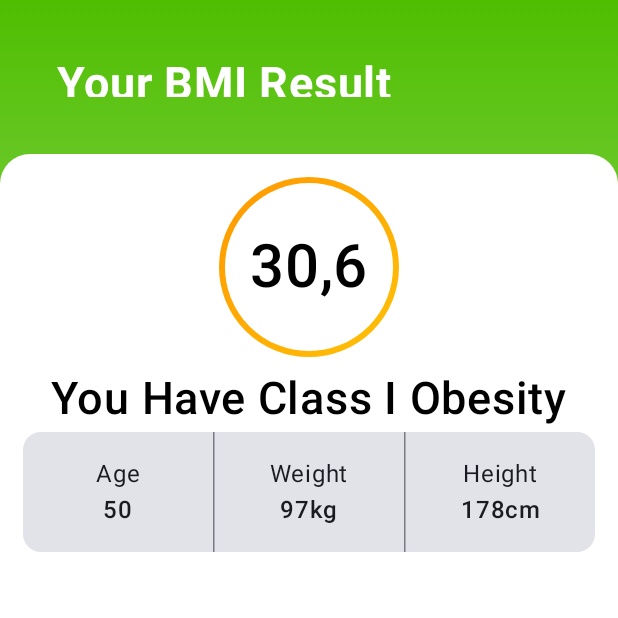
After one commit to GustavoDeodato/bmi-ds2aita, an Android app built with Jetpack Compose: the composable ResultScreen shown on its own in the app's theme, on a phone screen of 412 x 824 dp, the top half of it. The commit adds this screen. Run offline under Robolectric (Android 15) with nearby library versions, the light colour scheme and no system bars.

Commit message:
result quase terminado

```diff
--- /dev/null
+++ b/app/src/main/java/br/senai/sp/jandira/bmi/ResultScreen.kt
@@ -0,0 +1,229 @@
+package br.senai.sp.jandira.bmi
+
+import androidx.compose.foundation.BorderStroke
+import androidx.compose.foundation.background
+import androidx.compose.foundation.layout.Arrangement
+import androidx.compose.foundation.layout.Box
+import androidx.compose.foundation.layout.Column
+import androidx.compose.foundation.layout.Row
+import androidx.compose.foundation.layout.fillMaxSize
+import androidx.compose.foundation.layout.fillMaxWidth
+import androidx.compose.foundation.layout.height
+import androidx.compose.foundation.layout.padding
+import androidx.compose.foundation.layout.size
+import androidx.compose.foundation.shape.CircleShape
+import androidx.compose.foundation.shape.RoundedCornerShape
+import androidx.compose.material3.Card
+import androidx.compose.material3.CardDefaults
+import androidx.compose.material3.Text
+import androidx.compose.material3.VerticalDivider
+import androidx.compose.runtime.Composable
+import androidx.compose.runtime.mutableStateOf
+import androidx.compose.runtime.remember
+import androidx.compose.ui.Alignment
+import androidx.compose.ui.Modifier
+import androidx.compose.ui.graphics.Brush
+import androidx.compose.ui.graphics.Color
+import androidx.compose.ui.res.stringResource
+import androidx.compose.ui.text.font.FontWeight
+import androidx.compose.ui.tooling.preview.Preview
+import androidx.compose.ui.unit.dp
+import androidx.compose.ui.unit.sp
+
+
+
+
+@Composable
+fun ResultScreen(modifier: Modifier = Modifier) {
+    var nameState = remember {
+        mutableStateOf("")
+    }
+    Box(
+        modifier = Modifier
+            .fillMaxSize()
+            .background(
+                brush = Brush.verticalGradient(
+                    listOf(
+                        Color(0xFF4FBE01),
+                        Color(0xFFFFFFFF)
+                    )
+                )
+            )
+    ) {
+        Column(
+            modifier = Modifier
+                .fillMaxSize(),
+
+            verticalArrangement = Arrangement.SpaceBetween
+        ) {
+            Text(
+                text = stringResource(R.string.YouBMI),
+                color = Color.White,
+                fontWeight = FontWeight.Bold,
+                fontSize = 30.sp,
+                modifier = Modifier
+                    .padding(38.dp)
+                    .weight(1f)
+            )
+
+            Card(
+                modifier = Modifier
+                    .fillMaxWidth()
+                    .weight(7f),
+                colors = CardDefaults.cardColors(
+                    containerColor = Color.White
+                ),
+                shape = RoundedCornerShape(
+                    topStart = 20.dp,
+                    topEnd = 20.dp
+                )
+            ) {
+                Column(
+                    modifier = Modifier
+                        .fillMaxSize()
+                        .weight(6f)
+                        .padding(15.dp),
+                    horizontalAlignment = Alignment.CenterHorizontally,
+                ) {
+                    Row(
+                        modifier = Modifier
+                            .height(130.dp)
+                            .fillMaxWidth(),
+                        horizontalArrangement = Arrangement.Center
+                    ) {
+                        Card(
+                            modifier = Modifier
+                                .padding(bottom = 10.dp)
+                                .size(120.dp),
+                            colors = CardDefaults.cardColors(
+                                containerColor = Color.White
+                            ),
+                            shape = CircleShape,
+                            border = BorderStroke(
+                                width = 4.dp,
+                                brush = Brush.linearGradient(
+                                    listOf(
+                                        Color(0xFFFF9800),
+                                        Color(0xFFFFC107)
+                                    )
+                                )
+                            )
+                        ) {
+                            Column(
+                                modifier = Modifier
+                                    .fillMaxSize(),
+                                verticalArrangement = Arrangement.Center,
+                                horizontalAlignment = Alignment.CenterHorizontally
+                            ) {
+                                Text(
+                                    text = "30,6",
+                                    color = Color.Black,
+                                    fontWeight = FontWeight.SemiBold,
+                                    fontSize = 40.sp
+                                )
+                            }
+                        }
+                    }
+                    Row(
+                        modifier = Modifier
+                            .fillMaxWidth()
+                            .height(40.dp),
+                        horizontalArrangement = Arrangement.Center
+                    ) {
+                        Text(
+                            text = stringResource(R.string.You_have_class),
+                            color = Color.Black,
+                            fontWeight = FontWeight.SemiBold,
+                            fontSize = 30.sp
+                        )
+                    }
+                    Row(
+                        modifier = Modifier
+                            .fillMaxWidth()
+                            .height(80.dp)
+                    ) {
+                        Card(
+                            modifier = Modifier
+                                .height(80.dp)
+                                .fillMaxWidth()
+                        ) {
+                            Row(
+                                modifier = Modifier
+                                    .fillMaxSize(),
+                                horizontalArrangement = Arrangement.Center,
+                                verticalAlignment = Alignment.CenterVertically
+                            ) {
+                                Column (
+                                    modifier = Modifier
+                                        .fillMaxSize()
+                                        .weight(3f),
+                                    horizontalAlignment = Alignment.CenterHorizontally,
+                                    verticalArrangement = Arrangement.Center
+                                ){
+                                        Text(
+                                            text = stringResource(R.string.age)
+
+
+
+
+                                        )
+                                    Text(
+                                        text = "50",
+                                        fontWeight = FontWeight.SemiBold
+                                    )
+
+                                }
+                                VerticalDivider()
+                                Column (
+                                    modifier = Modifier
+                                        .fillMaxSize()
+                                        .weight(3f),
+                                    horizontalAlignment = Alignment.CenterHorizontally,
+                                    verticalArrangement = Arrangement.Center
+                                ){
+                                    Text(
+                                        text = stringResource(R.string.weight)
+
+                                    )
+                                    Text(
+                                        text = "97kg",
+                                        fontWeight = FontWeight.SemiBold
+                                    )
+
+                                }
+                                VerticalDivider()
+                                Column (
+                                    modifier = Modifier
+                                        .fillMaxSize()
+                                        .weight(3f),
+                                    horizontalAlignment = Alignment.CenterHorizontally,
+                                    verticalArrangement = Arrangement.Center
+                                ){
+                                    Text(
+                                        text = stringResource(R.string.height)
+
+
+
+
+                                    )
+                                    Text(
+                                        text = "178cm",
+                                        fontWeight = FontWeight.SemiBold
+                                    )
+
+                                }
+                            }
+                        }
+                    }
+                }
+            }
+        }
+    }
+}
+
+@Preview(showSystemUi = true)
+@Composable
+private fun ResultScreenPreview(){
+    ResultScreen()
+
+}
--- a/app/src/main/res/values/strings.xml
+++ b/app/src/main/res/values/strings.xml
@@ -10,5 +10,9 @@
     <string name="weight">Weight </string>
     <string name="height">Height </string>
     <string name="calculate">Calculate</string>
+    <string name="YouBMI">Your BMI Result</string>
+    <string name="You_have_class">You Have Class I Obesity</string>
+
+
 
 </resources>
```
Also changed, not shown: 2 other files.
